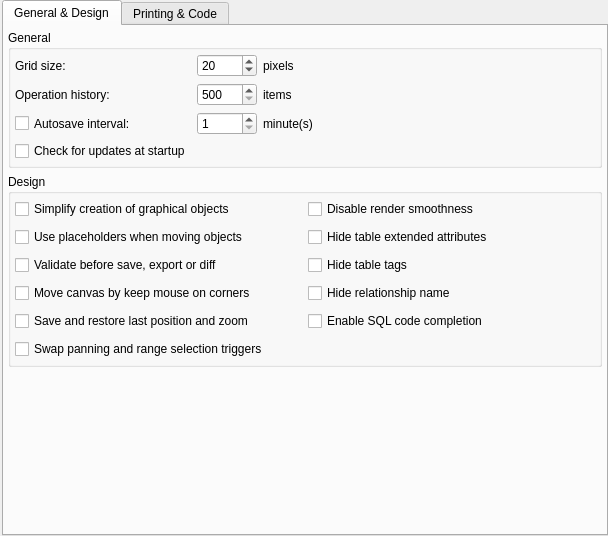
Before: the Qt Designer form libpgmodeler_ui/ui/generalconfigwidget.ui in pgmodeler/pgmodeler, drawn with Qt 5.
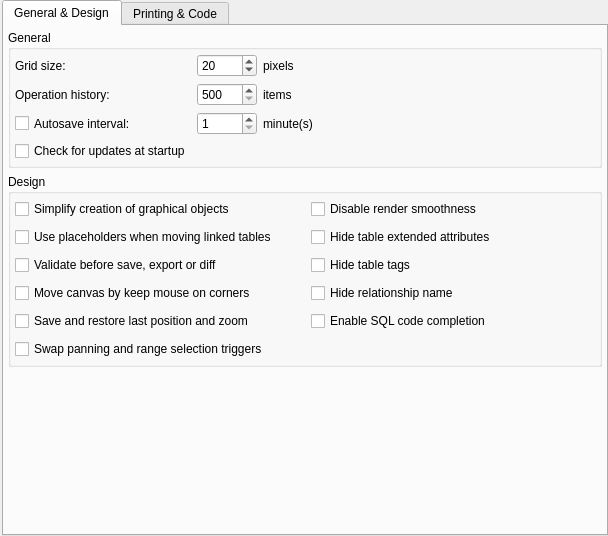
After: the same form once the commit is applied.

Commit message: Improvements on placeholder usages. Now, only tables that are connected to relationships are using them.

```diff
--- a/libpgmodeler_ui/ui/generalconfigwidget.ui
+++ b/libpgmodeler_ui/ui/generalconfigwidget.ui
@@ -624,7 +624,7 @@
                <string>When enabled this option creates a placeholder object at the previous object's position when starting to move it. This will cause graphical updates to be performed only when the drag &amp; drop action is done improving the performance. Disabling placeholders will cause those updates to be executed every time the object position changes (classical behavior).</string>
               </property>
               <property name="text">
-               <string>Use placeholders when moving objects</string>
+               <string>Use placeholders when moving linked tables</string>
               </property>
              </widget>
             </item>
```
Left out of the diff: 2 changed lines with no effect on the pictures. The commit also changes 12 other files.
